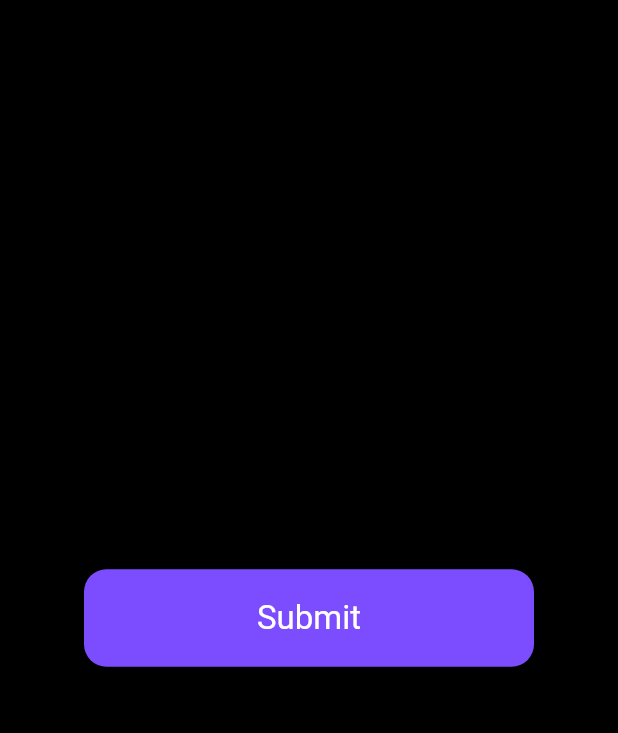
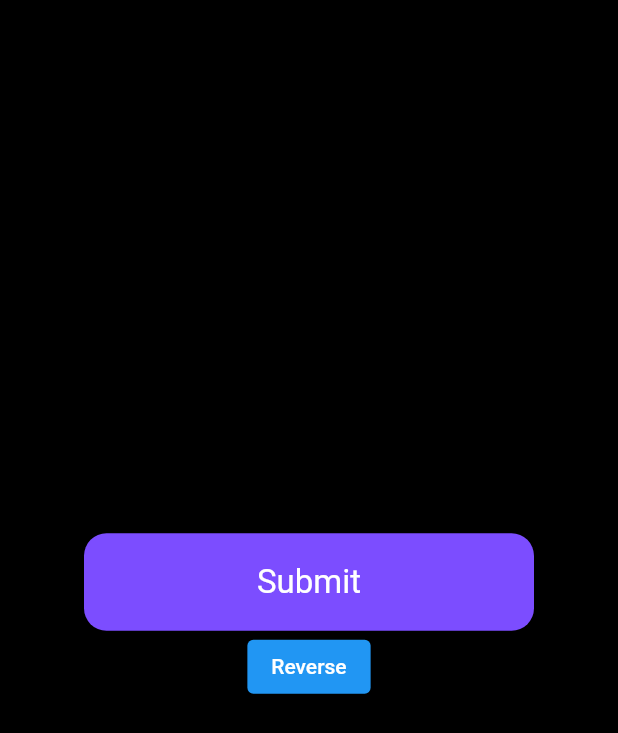
Before and after one commit to darkCavalier11/FancyLoadingButton, a Flutter app: the screen it shows after launch, on a phone screen of 412 x 824 dp. Shown: the top 733 px of the screen. Run offline on Flutter 3.47's test engine with Material 2 defaults, Android fonts, the phone set to English and light mode, and no system bars.

Commit message:
made the reverse of center dot

```diff
--- a/lib/challenges.dart
+++ b/lib/challenges.dart
@@ -45,8 +45,10 @@ class _ButtonState extends State<Button> with TickerProviderStateMixin {
     _borderRadiusAnimationController =
         AnimationController(vsync: this, duration: Duration(milliseconds: 500));
 
-    _centerDotOffsetAnimationController =
-        AnimationController(vsync: this, duration: Duration(milliseconds: 200));
+    _centerDotOffsetAnimationController = AnimationController(
+      vsync: this,
+      duration: Duration(milliseconds: 200),
+    );
 
     _centerDotRotationAnimationController =
         AnimationController(vsync: this, duration: Duration(seconds: 4))
@@ -83,14 +85,16 @@ class _ButtonState extends State<Button> with TickerProviderStateMixin {
 
   @override
   Widget build(BuildContext context) {
-    return AnimatedBuilder(
+    return Column(
+      mainAxisSize: MainAxisSize.min,
+      children: [
+        AnimatedBuilder(
           animation: _widthAnimation,
           builder: (context, widget) {
             return GestureDetector(
               onTap: () {
-            _widthAnimationController
-                .forward()
-                .whenComplete(() => _buttonScaleAnimationController.forward());
+                _widthAnimationController.forward().whenComplete(
+                    () => _buttonScaleAnimationController.forward());
                 _borderRadiusAnimationController.forward();
                 _textAnimationController.forward().whenCompleteOrCancel(() {
                   _centerDotOffsetAnimationController.forward();
@@ -102,7 +106,8 @@ class _ButtonState extends State<Button> with TickerProviderStateMixin {
                   return AnimatedBuilder(
                     animation: _buttonScaleAnimation,
                     builder: (context, widget) => Container(
-                  width: _widthAnimation.value * _buttonScaleAnimation.value,
+                      width:
+                          _widthAnimation.value * _buttonScaleAnimation.value,
                       height: 65 * _buttonScaleAnimation.value,
                       decoration: BoxDecoration(
                         color: Colors.deepPurpleAccent,
@@ -117,7 +122,8 @@ class _ButtonState extends State<Button> with TickerProviderStateMixin {
                           centerDotOffsetAnimation: _centerDotOffsetAnimation,
                           centerDotOffsetAnimationController:
                               _centerDotOffsetAnimationController,
-                      centerDotRotationAnimation: _centerDotRotationAnimation,
+                          centerDotRotationAnimation:
+                              _centerDotRotationAnimation,
                           centerDotRotationAnimationController:
                               _centerDotRotationAnimationController,
                         ),
@@ -128,6 +134,17 @@ class _ButtonState extends State<Button> with TickerProviderStateMixin {
               ),
             );
           },
+        ),
+        ElevatedButton(
+            onPressed: () async {
+              _buttonScaleAnimationController.reverse();
+              _centerDotOffsetAnimationController.reverse();
+              // Let the dot come to
+              await Future.delayed(Duration(milliseconds: 500));
+              _centerDotRotationAnimationController.stop();
+            },
+            child: Text('Reverse')),
+      ],
     );
   }
 }
```
Lines whose indentation alone changed are shown as unchanged.
